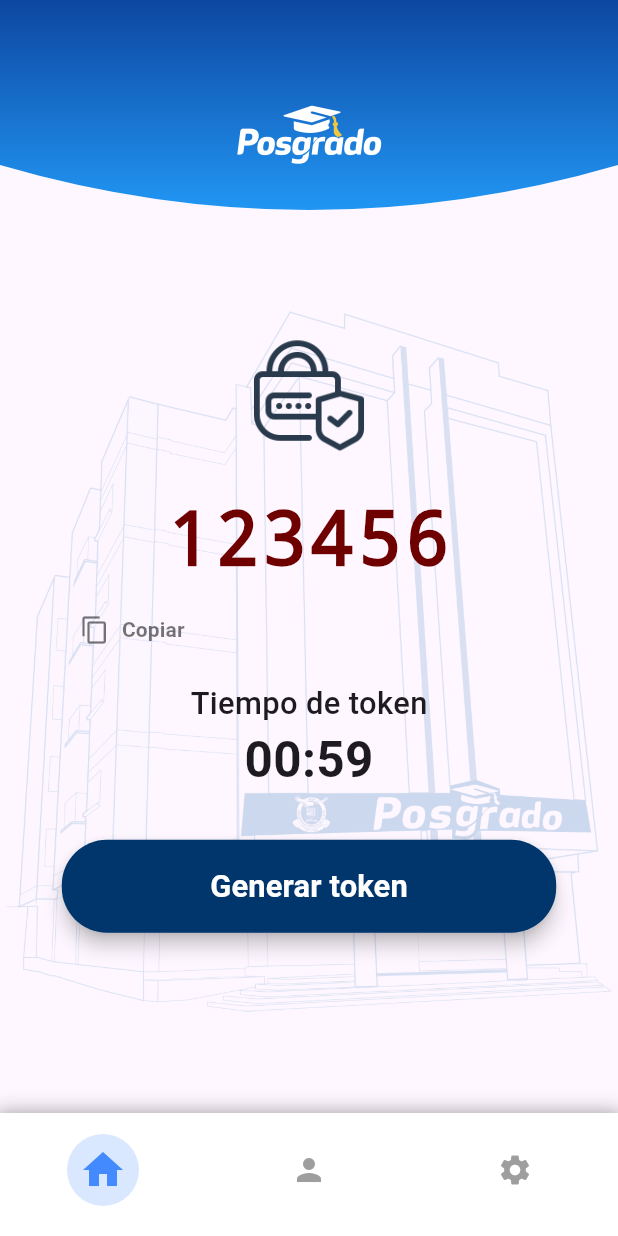
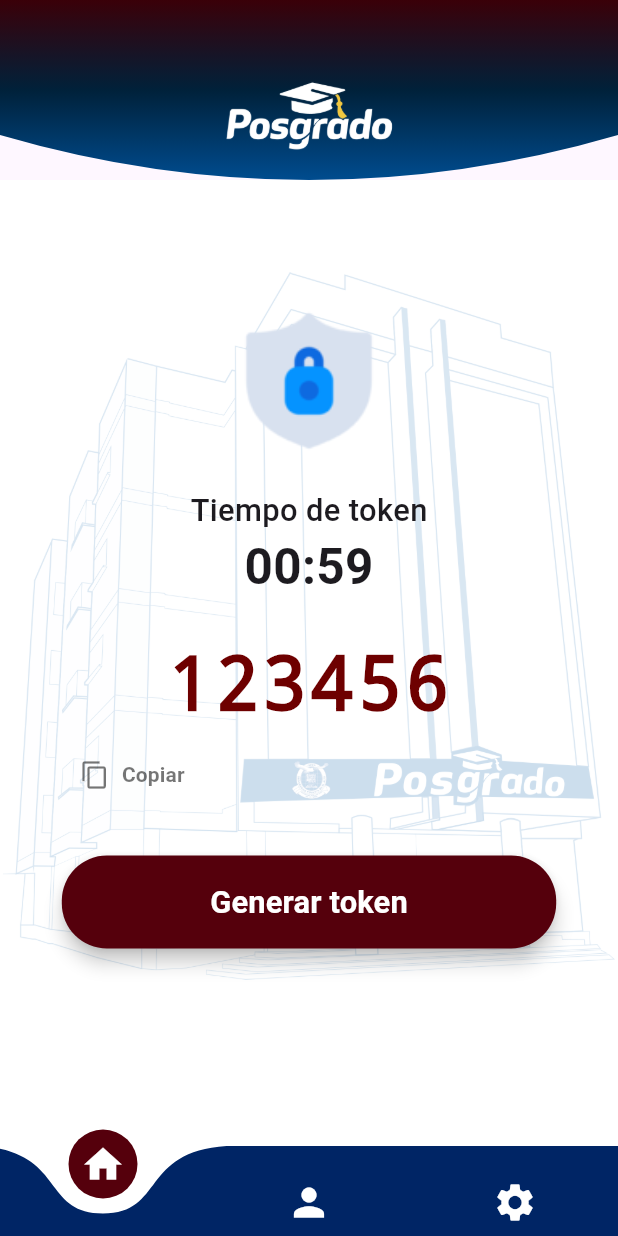
Before and after one commit to UnstopLim/postgradoN, a Flutter app: the Home screen opened by its route, on a phone screen of 412 x 824 dp. Run offline on Flutter 3.47's test engine with Material 3 defaults, Android fonts, the phone set to English and light mode, and no system bars; drawn by our look-alikes of curved_navigation_bar; our stand-ins replace animate_do, auto_route, google_fonts.

```diff
--- a/lib/Core/Navigator/AppRouter.dart
+++ b/lib/Core/Navigator/AppRouter.dart
@@ -11,7 +11,6 @@ class AppRouter extends $AppRouter {
     AutoRoute(page: Recuperar.page),
     AutoRoute(page: Login.page),
     AutoRoute(page: Home.page, children: [
-      // Definir las rutas hijas de la página Home
       AutoRoute(page: HomeBody.page, path: 'home'),
       AutoRoute(page: Perfil.page, path: 'perfil'),
       AutoRoute(page: Cambio.page, path: 'configuracion'),
--- a/lib/Feacture/Home/Presentacion/Page/Home.dart
+++ b/lib/Feacture/Home/Presentacion/Page/Home.dart
@@ -5,6 +5,7 @@ import 'package:auto_route/auto_route.dart';
 import 'package:flutter/material.dart';
 import 'package:postgrado/Feacture/Home/Presentacion/Widgeth/drawer.dart';
 import 'package:postgrado/Core/Navigator/AppRouter.gr.dart';
+import 'package:curved_navigation_bar/curved_navigation_bar.dart'; // Importa el paquete
 
 @RoutePage()
 class Home extends StatefulWidget {
@@ -34,13 +35,13 @@ class _HomeState extends State<Home> {
       ],
       drawer: CustomDrawer(),
       appBarBuilder: (context, tabsRouter) => PreferredSize(
-        preferredSize: Size.fromHeight(140),
+        preferredSize: Size.fromHeight(120),
         child: ClipPath(
           clipper: AppBarClipper(), // Solo curvando el AppBar
           child: Container(
             decoration: BoxDecoration(
               gradient: LinearGradient(
-                colors: [Colors.blue.shade900, Colors.blue],
+                colors: [Color(0xFF3A0008), Color(0xFF00213A), Color(0xFF004C8F)],
                 begin: Alignment.topCenter,
                 end: Alignment.bottomCenter,
               ),
@@ -48,10 +49,10 @@ class _HomeState extends State<Home> {
             child: Column(
               mainAxisAlignment: MainAxisAlignment.center,
               children: [
-                const SizedBox(height: 40), // Espaciado para evitar la barra de estado
+                const SizedBox(height: 20), // Espaciado para evitar la barra de estado
                 Image.asset(
                   'assets/logo1.png', // Asegúrate de colocar tu logo en assets
-                  height: 100,
+                  height: 115,
                 ),
               ],
             ),
@@ -59,60 +60,22 @@ class _HomeState extends State<Home> {
         ),
       ),
       bottomNavigationBuilder: (context, tabsRouter) {
-        return Container(
-          decoration: BoxDecoration(
-            // Sin curvatura en el BottomNavigationBar
-            boxShadow: [
-              BoxShadow(
-                color: Colors.black26,
-                blurRadius: 10,
-                spreadRadius: 2,
-              ),
-            ],
-          ),
-          child: BottomNavigationBar(
-            currentIndex: tabsRouter.activeIndex,
-            onTap: (index) => _onItemTapped(index, tabsRouter),
-            backgroundColor: Colors.white,
-            selectedItemColor: Colors.blueAccent,
-            unselectedItemColor: Colors.grey,
-            showSelectedLabels: false,
-            showUnselectedLabels: false,
-            items: [
-              BottomNavigationBarItem(
-                icon: _buildAnimatedIcon(Icons.home, 0),
-                label: 'Inicio',
-              ),
-              BottomNavigationBarItem(
-                icon: _buildAnimatedIcon(Icons.person, 1),
-                label: 'Perfil',
-              ),
-              BottomNavigationBarItem(
-                icon: _buildAnimatedIcon(Icons.settings, 2),
-                label: 'Configuración',
-              ),
-            ],
-          ),
+        return CurvedNavigationBar(
+          index: tabsRouter.activeIndex,
+          height: 60.0,
+          items: <Widget>[
+            Icon(Icons.home, size: 30, color: Colors.white),
+            Icon(Icons.person, size: 30, color: Colors.white),
+            Icon(Icons.settings, size: 30, color: Colors.white),
+          ],
+          color: Color(0xFF002565), // Color del fondo de la barra
+          buttonBackgroundColor: Color(0xFF55000C), // Color del botón activo
+          backgroundColor: Colors.white, // Fondo de la barra
+          animationCurve: Curves.easeInOut,
+          animationDuration: Duration(milliseconds: 300),
+          onTap: (index) => _onItemTapped(index, tabsRouter),
         );
       },
-    );
-  }
-
-  Widget _buildAnimatedIcon(IconData icon, int index) {
-    bool isSelected = _selectedIndex == index;
-    return AnimatedContainer(
-      duration: Duration(milliseconds: 300),
-      curve: Curves.easeInOut,
-      padding: EdgeInsets.all(isSelected ? 8 : 4),
-      decoration: BoxDecoration(
-        color: isSelected ? Colors.blueAccent.withOpacity(0.2) : Colors.transparent,
-        shape: BoxShape.circle,
-      ),
-      child: Icon(
-        icon,
-        size: isSelected ? 32 : 24,
-        color: isSelected ? Colors.blueAccent : Colors.grey,
-      ),
     );
   }
 }
--- a/lib/Feacture/Home/Presentacion/Page/HomeBody.dart
+++ b/lib/Feacture/Home/Presentacion/Page/HomeBody.dart
@@ -52,7 +52,9 @@ class _HomeBodyState extends State<HomeBody> {
   Widget build(BuildContext context) {
     final screenSize = MediaQuery.of(context).size;
 
-    return Stack(
+    return Scaffold(
+      backgroundColor: Colors.white, // Fondo cambiado a blanco
+      body: Stack(
         children: [
           Positioned.fill(
             child: Center(
@@ -61,7 +63,7 @@ class _HomeBodyState extends State<HomeBody> {
                 child: Image.asset(
                   "assets/edificio.png",
                   fit: BoxFit.contain,
-                width: screenSize.width * 0.98,
+                  width: screenSize.width * 0.99,
                 ),
               ),
             ),
@@ -73,7 +75,10 @@ class _HomeBodyState extends State<HomeBody> {
                 crossAxisAlignment: CrossAxisAlignment.center,
                 children: [
                   SizedBox(height: screenSize.height * 0.1),
-                Image.asset("assets/seguridad.png", width: screenSize.width * 0.2, fit: BoxFit.contain),
+                  Image.asset("assets/pass1.png", width: screenSize.width * 0.25, fit: BoxFit.contain),
+                  SizedBox(height: 20),
+                  Text("Tiempo de token", style: TextStyle(fontSize: screenSize.width * 0.05, fontWeight: FontWeight.w500)),
+                  Text("00:${_seconds.toString().padLeft(2, '0')}", style: TextStyle(fontSize: screenSize.width * 0.08, fontWeight: FontWeight.bold)),
                   SizedBox(height: 20),
                   Text(
                     _token,
@@ -90,7 +95,7 @@ class _HomeBodyState extends State<HomeBody> {
                     children: [
                       TextButton.icon(
                         onPressed: () {},
-                      icon: Icon(Icons.copy, color: Colors.black54, size: 20),
+                        icon: Icon(Icons.copy, color: Colors.black54, size: 20,),
                         label: Text(
                           "Copiar",
                           style: TextStyle(color: Colors.black54, fontWeight: FontWeight.bold),
@@ -98,16 +103,13 @@ class _HomeBodyState extends State<HomeBody> {
                       ),
                     ],
                   ),
-                SizedBox(height: 10),
-                Text("Tiempo de token", style: TextStyle(fontSize: screenSize.width * 0.05, fontWeight: FontWeight.w500)),
-                Text("00:${_seconds.toString().padLeft(2, '0')}", style: TextStyle(fontSize: screenSize.width * 0.08, fontWeight: FontWeight.bold)),
                   SizedBox(height: 30),
                   SizedBox(
                     width: double.infinity,
                     child: ElevatedButton(
                       onPressed: _isGeneratingToken ? null : _generateToken,
                       style: ElevatedButton.styleFrom(
-                      backgroundColor: Color(0xFF00366C),
+                        backgroundColor: Color(0xFF55000C),
                         shape: RoundedRectangleBorder(borderRadius: BorderRadius.circular(30)),
                         padding: EdgeInsets.symmetric(vertical: screenSize.height * 0.02),
                         elevation: 5,
@@ -124,6 +126,7 @@ class _HomeBodyState extends State<HomeBody> {
             ),
           ),
         ],
+      ),
     );
   }
 }
--- a/pubspec.yaml
+++ b/pubspec.yaml
@@ -35,6 +35,7 @@ dependencies:
 
   auto_route: ^7.8.4
   flutter_native_splash: ^2.3.2
+  curved_navigation_bar: ^1.0.3
 
   # The following adds the Cupertino Icons font to your application.
   # Use with the CupertinoIcons class for iOS style icons.
@@ -77,6 +78,7 @@ flutter:
     - assets/edificio.png
     - assets/seguridad.png
     - assets/editar-perfil.png
+    - assets/pass1.png
   #   - images/a_dot_ham.jpeg
 
   # An image asset can refer to one or more resolution-specific "variants", see
```
Also changed, not shown: assets/pass1.png (added), pubspec.lock. Lines whose indentation alone changed are shown as unchanged.
